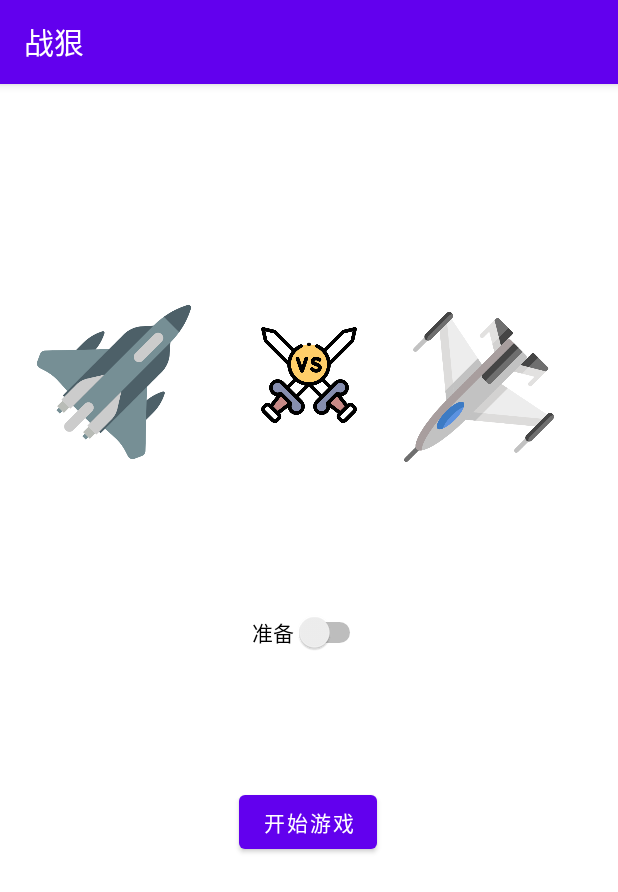
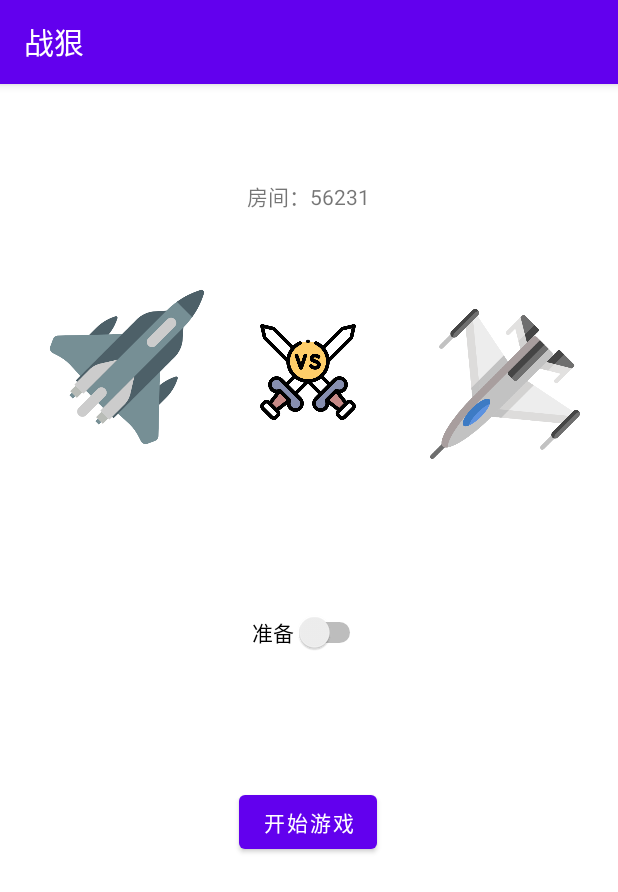
Before and after one commit to ScarecrowL1/AircraftWar-Android-courseProject, an Android app: the WaitPreAcitivity screen opened directly, with no data from a screen before it, on a phone screen of 412 x 824 dp. Shown: the top 892 px of the screen. Run offline under Robolectric (Android 15) with nearby library versions, the phone set to English and light mode, and no system bars.

Commit message:
添加了房间号匹配

```diff
--- a/app/src/main/java/com/example/aircraftwar/WaitPreAcitivity.java
+++ b/app/src/main/java/com/example/aircraftwar/WaitPreAcitivity.java
@@ -36,6 +36,14 @@ public class WaitPreAcitivity extends AppCompatActivity {
         setContentView(R.layout.activity_wait_pre_acitivity);
         Switch preSwitch = findViewById(R.id.preSwitch);
         Button startButton = findViewById(R.id.startButton);
+
+        /*startButton.setEnabled(false);
+        runOnUiThread(new Runnable() {
+            @Override
+            public void run() {
+                startButton.setEnabled(both_ready);
+            }
+        });*/
 
         new Thread(){
             @Override
--- a/app/src/main/res/layout/activity_wait_pre_acitivity.xml
+++ b/app/src/main/res/layout/activity_wait_pre_acitivity.xml
@@ -32,11 +32,13 @@
         android:id="@+id/imageView3"
         android:layout_width="64dp"
         android:layout_height="64dp"
+        android:layout_marginBottom="128dp"
         app:layout_constraintBottom_toTopOf="@+id/preSwitch"
         app:layout_constraintEnd_toEndOf="parent"
+        app:layout_constraintHorizontal_bias="0.498"
         app:layout_constraintStart_toStartOf="parent"
         app:layout_constraintTop_toTopOf="parent"
-        app:layout_constraintVertical_bias="0.562"
+        app:layout_constraintVertical_bias="1.0"
         app:srcCompat="@mipmap/vs" />
 
     <ImageView
@@ -45,10 +47,10 @@
         android:layout_height="120dp"
         app:layout_constraintBottom_toBottomOf="parent"
         app:layout_constraintEnd_toStartOf="@+id/imageView3"
-        app:layout_constraintHorizontal_bias="0.296"
+        app:layout_constraintHorizontal_bias="0.462"
         app:layout_constraintStart_toStartOf="parent"
         app:layout_constraintTop_toTopOf="parent"
-        app:layout_constraintVertical_bias="0.214"
+        app:layout_constraintVertical_bias="0.199"
         app:srcCompat="@mipmap/jetfighter" />
 
     <ImageView
@@ -57,9 +59,22 @@
         android:layout_height="100dp"
         app:layout_constraintBottom_toBottomOf="parent"
         app:layout_constraintEnd_toEndOf="parent"
-        app:layout_constraintHorizontal_bias="0.424"
+        app:layout_constraintHorizontal_bias="0.662"
         app:layout_constraintStart_toEndOf="@+id/imageView3"
         app:layout_constraintTop_toTopOf="parent"
-        app:layout_constraintVertical_bias="0.228"
+        app:layout_constraintVertical_bias="0.225"
         app:srcCompat="@mipmap/jet" />
+
+    <TextView
+        android:id="@+id/textView"
+        android:layout_width="wrap_content"
+        android:layout_height="wrap_content"
+        android:layout_marginTop="64dp"
+        android:text="房间：56231"
+        app:layout_constraintBottom_toTopOf="@+id/imageView3"
+        app:layout_constraintEnd_toEndOf="parent"
+        app:layout_constraintHorizontal_bias="0.498"
+        app:layout_constraintStart_toStartOf="parent"
+        app:layout_constraintTop_toTopOf="parent"
+        app:layout_constraintVertical_bias="0.0" />
 </androidx.constraintlayout.widget.ConstraintLayout>
```
Also changed, not shown: app/src/main/java/com/example/aircraftwar/MutiChooseActivity.java (+27 -2 lines).
